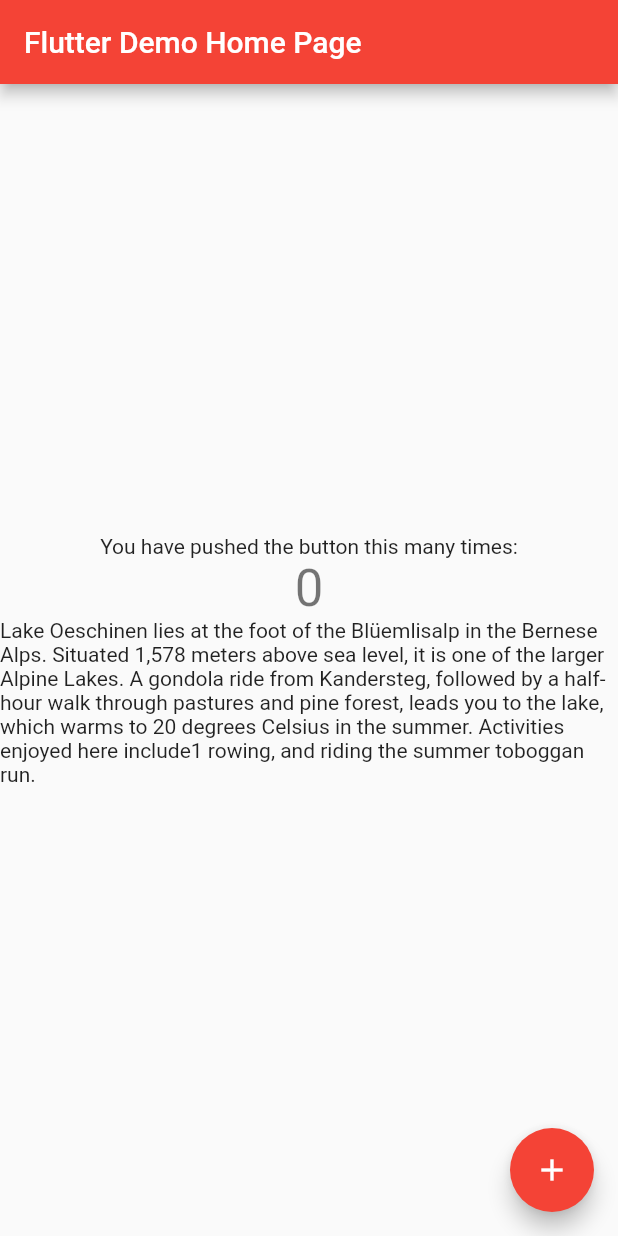
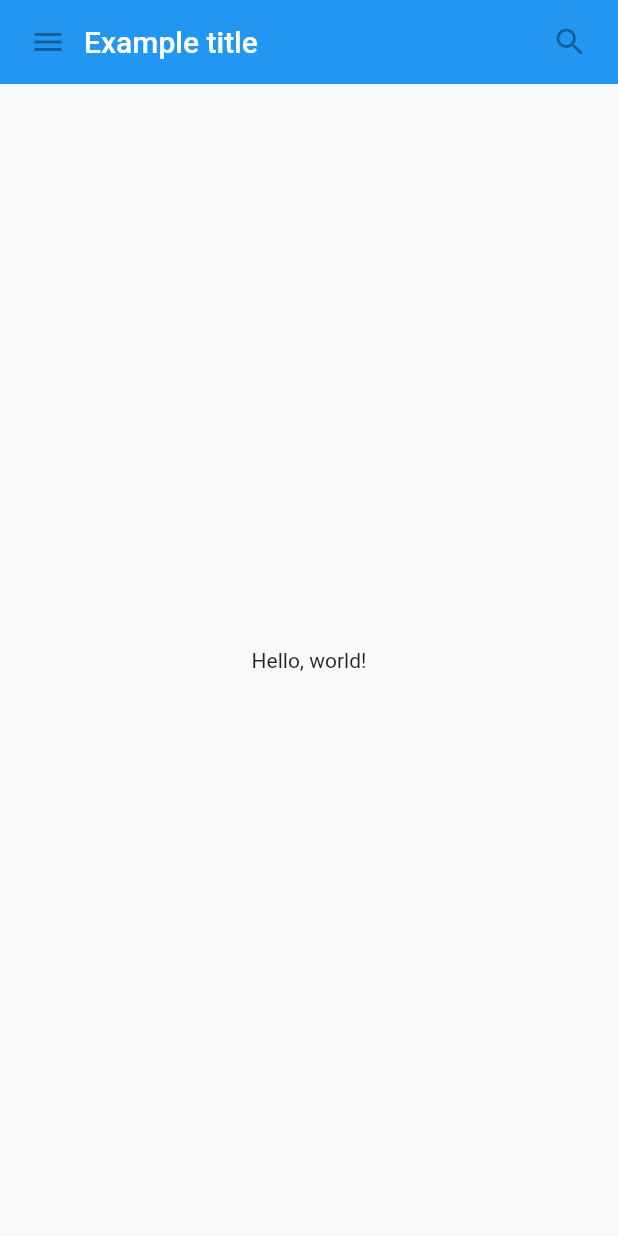
Before and after one commit to llabbss/flutter, a Flutter app: the screen it shows after launch, on a phone screen of 412 x 824 dp. Run offline on Flutter 3.47's test engine with Material 2 defaults, Android fonts, the phone set to English and light mode, and no system bars.

Commit message:
看教程第二天

```diff
--- a/lib/main.dart
+++ b/lib/main.dart
@@ -1,121 +1,91 @@
 import 'package:flutter/material.dart';
 
-void main() => runApp(MyApp());
+class MyAppBar extends StatelessWidget{
+  MyAppBar({this.title});
 
-class MyApp extends StatelessWidget {
-  // This widget is the root of your application.
+  final Widget title;
+
+
+  @override
+
+  Widget build(BuildContext context){
+    return new Container(
+      height: 56.0,//单位是逻辑上的像素（并非真实的像素，类似于浏览器中的像素）
+      padding: const EdgeInsets.symmetric(horizontal: 8.0,vertical: 0),
+      decoration: new BoxDecoration(color: Colors.blue[500]),
+      child: new Row(
+        children: <Widget>[
+          new IconButton(
+            icon: new Icon(Icons.menu),
+            tooltip: 'Navigation menu',
+            onPressed: null,
+          ),
+          new Expanded(
+            child: title,
+          ),
+          new IconButton(
+            icon: new Icon(Icons.search),
+            tooltip: 'Search',
+            onPressed: null,
+          ),
+
+        ],
+      ),
+    );
+  }
+
+}
+
+class MyScaffold extends StatelessWidget {
   @override
   Widget build(BuildContext context) {
-    return MaterialApp(
-      title: 'Flutter Demo',
-      theme: ThemeData(
-        // This is the theme of your application.
-        //
-        // Try running your application with "flutter run". You'll see the
-        // application has a blue toolbar. Then, without quitting the app, try
-        // changing the primarySwatch below to Colors.green and then invoke
-        // "hot reload" (press "r" in the console where you ran "flutter run",
-        // or simply save your changes to "hot reload" in a Flutter IDE).
-        // Notice that the counter didn't reset back to zero; the application
-        // is not restarted.
-        primarySwatch: Colors.red,
+    // Material 是UI呈现的“一张纸”
+    return new Material(
+      // Column is 垂直方向的线性布局.
+      child: new Column(
+        children: <Widget>[
+          new MyAppBar(
+            title: new Text(
+              'Example title',
+              style: Theme.of(context).primaryTextTheme.title,
+            ),
+          ),
+          new Expanded(
+            child: new Center(
+              child: new Text('Hello, world!'),
+            ),
+          ),
+        ],
       ),
-      home: MyHomePage(title: 'Flutter Demo Home Page'),
     );
   }
 }
 
-class MyHomePage extends StatefulWidget {
-  MyHomePage({Key key, this.title}) : super(key: key);
+// footer bar
+/* class MyAppFooter extends StatelessWidget{
+  @override
+  Widget build(BuildContext context){
+    return new TabBar(
 
-  // This widget is the home page of your application. It is stateful, meaning
-  // that it has a State object (defined below) that contains fields that affect
-  // how it looks.
-
-  // This class is the configuration for the state. It holds the values (in this
-  // case the title) provided by the parent (in this case the App widget) and
-  // used by the build method of the State. Fields in a Widget subclass are
-  // always marked "final".
-
-  final String title;
-
-  @override
-  _MyHomePageState createState() => _MyHomePageState();
-}
-
-class _MyHomePageState extends State<MyHomePage> {
-  int _counter = 0;
-
-  void _incrementCounter() {
-    setState(() {
-      // This call to setState tells the Flutter framework that something has
-      // changed in this State, which causes it to rerun the build method below
-      // so that the display can reflect the updated values. If we changed
-      // _counter without calling setState(), then the build method would not be
-      // called again, and so nothing would appear to happen.
-      _counter++;
-    });
-  }
-
-  @override
-  Widget build(BuildContext context) {
-    // This method is rerun every time setState is called, for instance as done
-    // by the _incrementCounter method above.
-    //
-    // The Flutter framework has been optimized to make rerunning build methods
-    // fast, so that you can just rebuild anything that needs updating rather
-    // than having to individually change instances of widgets.
-    return Scaffold(
-      appBar: AppBar(
-        // Here we take the value from the MyHomePage object that was created by
-        // the App.build method, and use it to set our appbar title.
-        title: Text(widget.title),
-      ),
-      body: Center(
-        // Center is a layout widget. It takes a single child and positions it
-        // in the middle of the parent.
-        child: Column(
-          // Column is also layout widget. It takes a list of children and
-          // arranges them vertically. By default, it sizes itself to fit its
-          // children horizontally, and tries to be as tall as its parent.
-          //
-          // Invoke "debug painting" (press "p" in the console, choose the
-          // "Toggle Debug Paint" action from the Flutter Inspector in Android
-          // Studio, or the "Toggle Debug Paint" command in Visual Studio Code)
-          // to see the wireframe for each widget.
-          //
-          // Column has various properties to control how it sizes itself and
-          // how it positions its children. Here we use mainAxisAlignment to
-          // center the children vertically; the main axis here is the vertical
-          // axis because Columns are vertical (the cross axis would be
-          // horizontal).
-          mainAxisAlignment: MainAxisAlignment.center,
-          children: <Widget>[
-            Text(
-              'You have pushed the button this many times:',
-            ),
-            Text(
-              '$_counter',
-              style: Theme.of(context).textTheme.display1,
-            ),
-            Text(
-              'Lake Oeschinen lies at the foot of the Blüemlisalp in the Bernese '
-              'Alps. Situated 1,578 meters above sea level, it is one of the '
-              'larger Alpine Lakes. A gondola ride from Kandersteg, followed by a '
-              'half-hour walk through pastures and pine forest, leads you to the '
-              'lake, which warms to 20 degrees Celsius in the summer. Activities '
-              'enjoyed here include1 rowing, and riding the summer toboggan run.',
-              softWrap: true,
-
-            ),
-          ],
-        ),
-      ),
-      floatingActionButton: FloatingActionButton(
-        onPressed: _incrementCounter,
-        tooltip: 'Increment',
-        child: Icon(Icons.add),
-      ), // This trailing comma makes auto-formatting nicer for build methods.
     );
   }
 }
+
+class Footerfold extends StatelessWidget{
+  @override
+  Widget build(BuildContext context){
+    return new Material(
+      child: new Column(
+        children: <Widget>[
+
+        ],
+      ),
+    );
+  }
+} */
+void main() {
+  runApp(new MaterialApp(
+    title: 'My app', // used by the OS task switcher
+    home: new MyScaffold(),
+  ));
+}
```
